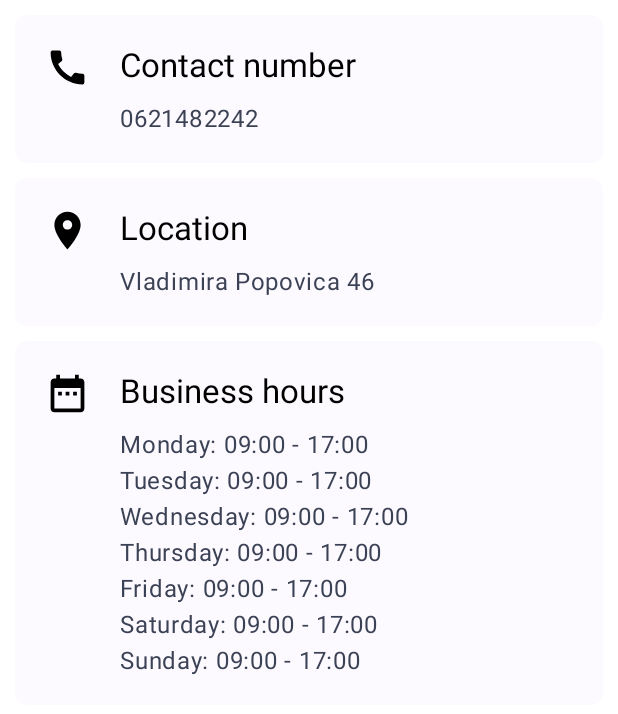
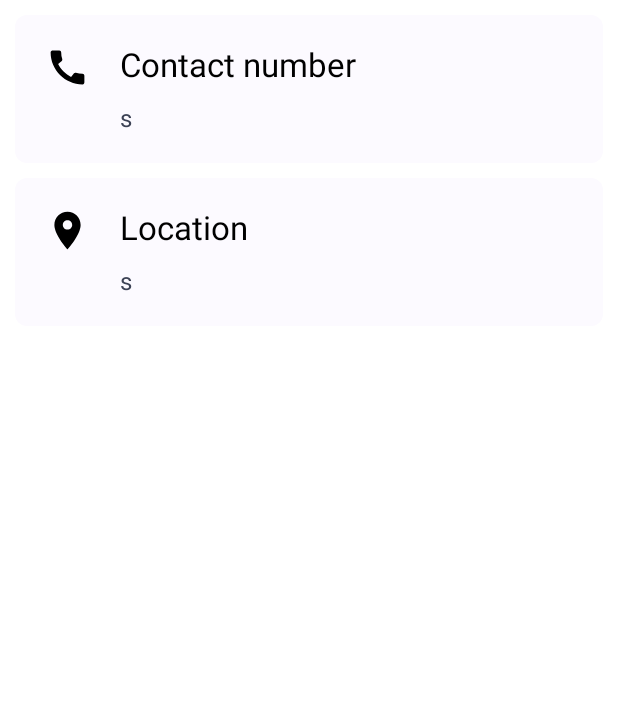
Before and after one commit to nikolakrstic99/Majstor, an Android app built with Jetpack Compose: the @Preview function RepairmanContactScreenPreview, on a phone screen of 412 x 824 dp. Shown: the top 714 px of the screen. Run offline under Robolectric (Android 15) with nearby library versions, the phone set to English and light mode, and no system bars; network calls fail.

Commit message:
set contact screen

```diff
--- a/AndroidApp/app/src/main/java/com/master/app/ui/repairment/RepairmanContactScreen.kt
+++ b/AndroidApp/app/src/main/java/com/master/app/ui/repairment/RepairmanContactScreen.kt
@@ -23,10 +23,13 @@ import androidx.compose.ui.draw.clip
 import androidx.compose.ui.graphics.vector.ImageVector
 import androidx.compose.ui.tooling.preview.Preview
 import androidx.compose.ui.unit.dp
+import com.master.app.common.UserType
+import com.master.app.data.model.User
 import com.master.app.ui.theme.AndroidAppTheme
 
 @Composable
 fun RepairmanContactScreen(
+    repairman: User?,
     modifier: Modifier = Modifier
 ) {
     Column(
@@ -39,23 +42,12 @@ fun RepairmanContactScreen(
         InfoCard(
             title = "Contact number",
             icon = Icons.Filled.Call,
-            text = "0621482242"
+            text = repairman?.phoneNumber ?: "No info"
         )
         InfoCard(
             title = "Location",
             icon = Icons.Filled.LocationOn,
-            text = "Vladimira Popovica 46"
-        )
-        InfoCard(
-            title = "Business hours",
-            icon = Icons.Filled.DateRange,
-            text = "Monday: 09:00 - 17:00\n" +
-                    "Tuesday: 09:00 - 17:00\n" +
-                    "Wednesday: 09:00 - 17:00\n" +
-                    "Thursday: 09:00 - 17:00\n" +
-                    "Friday: 09:00 - 17:00\n" +
-                    "Saturday: 09:00 - 17:00\n" +
-                    "Sunday: 09:00 - 17:00"
+            text = repairman?.location ?: "No info"
         )
     }
 }
@@ -106,6 +98,8 @@ fun InfoCard(
 @Composable
 fun RepairmanContactScreenPreview() {
     AndroidAppTheme {
-        RepairmanContactScreen()
+        RepairmanContactScreen(
+            User(1, "Andrej", "Jokic", "s", "s", UserType.REGULAR, "s", "s", "s", 5.0)
+        )
     }
 }
--- a/myMaster/src/main/java/com/master/myMaster/service/BlogService.java
+++ b/myMaster/src/main/java/com/master/myMaster/service/BlogService.java
@@ -32,6 +32,7 @@ public class BlogService {
     blog.setCreatedAt(LocalDateTime.now());
     blog.setUser(user);
     var blogEntity = save(blog);
+    blog.setId(blogEntity.getId());
     for (var file : request.files()) {
       var blogImage = new BlogImage();
       blogImage.setBlogId(blogEntity.getId());
```
Also changed, not shown: AndroidApp/app/src/main/java/com/master/app/ui/repairment/RepairmanScreen.kt (+5 -3 lines).
